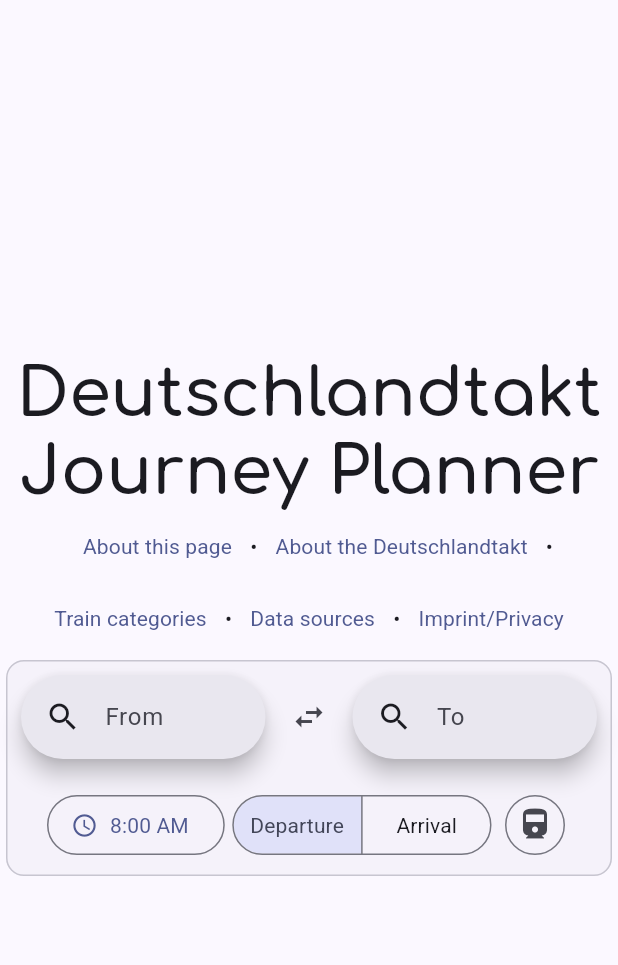
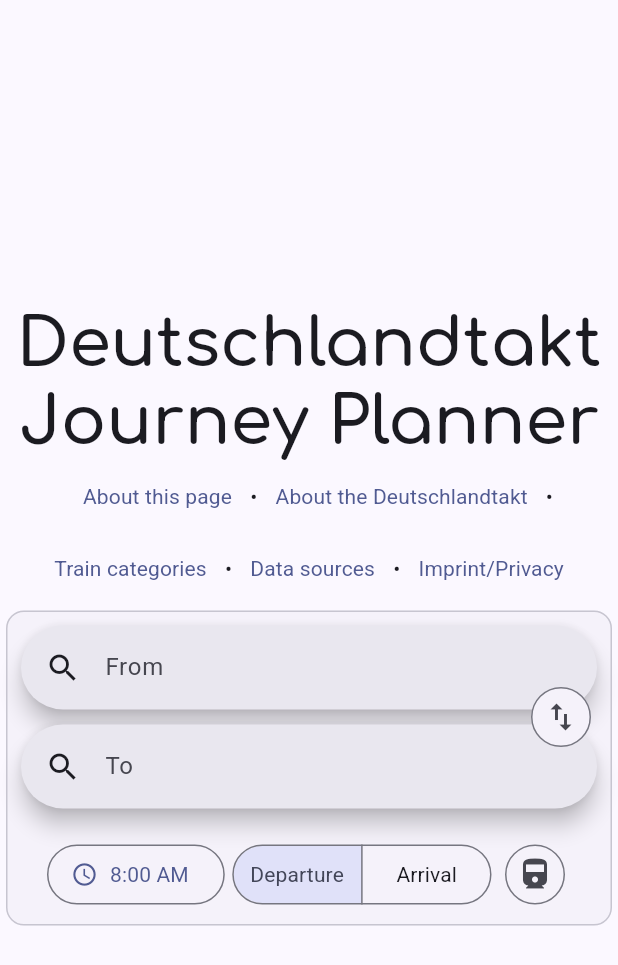
Before and after one commit to schaerfo/dtakt-fahrplan, a Flutter app: the screen it shows after launch, on a phone screen of 412 x 824 dp. Shown: the top 965 px of the screen. Run offline on Flutter 3.47's test engine with Material 3 defaults, Android fonts, the phone set to English and light mode, and no system bars; generated files the repository leaves out were written again.

Commit message:
📱 Show departure and arrival inputs in vertical layout on narrow screens

```diff
--- a/frontend/lib/widgets/location_input.dart
+++ b/frontend/lib/widgets/location_input.dart
@@ -83,8 +83,7 @@ class _LocationInputState extends State<LocationInput> {
 
   @override
   Widget build(BuildContext context) {
-    return Expanded(
-      child: SearchAnchor.bar(
+    return SearchAnchor.bar(
       barHintText: widget.label,
       searchController: _controller,
       suggestionsBuilder:
@@ -105,7 +104,6 @@ class _LocationInputState extends State<LocationInput> {
         }));
         return _lastStations;
       },
-      ),
     );
   }
 }
--- a/frontend/lib/widgets/search_parameter_input.dart
+++ b/frontend/lib/widgets/search_parameter_input.dart
@@ -31,16 +31,51 @@ class SearchParameterInput extends StatelessWidget {
           mainAxisSize: MainAxisSize.min,
           children: [
             Consumer<EndpointNotifier>(
-              builder: (context, endpoints, child) => Row(
-                mainAxisSize: MainAxisSize.min,
-                children: [
-                  LocationInput(
+              builder: (context, endpoints, child) {
+                final fromInput = LocationInput(
                   label: AppLocalizations.of(context)!.from,
                   initialValue: endpoints.from,
                   onSelected: (Station value) {
                     endpoints.setFrom(value);
                   },
+                );
+                final toInput = LocationInput(
+                  label: AppLocalizations.of(context)!.toCapitalized,
+                  initialValue: endpoints.to,
+                  onSelected: (Station value) {
+                    endpoints.setTo(value);
+                  },
+                );
+                if (useNarrowLayout(context)) {
+                  return Stack(
+                    alignment: AlignmentDirectional.centerEnd,
+                    children: [
+                      Column(
+                        children: [
+                          fromInput,
+                          SizedBox(height: 10.0),
+                          toInput,
+                        ],
                       ),
+                      IconButton.outlined(
+                        onPressed: () {
+                          endpoints.swap();
+                        },
+                        icon: Icon(Icons.swap_vert),
+                        style: ButtonStyle(
+                          backgroundColor: WidgetStateProperty.resolveWith(
+                              (states) => Theme.of(context)
+                                  .colorScheme
+                                  .surfaceContainerLow),
+                        ),
+                      ),
+                    ],
+                  );
+                }
+                return Row(
+                  mainAxisSize: MainAxisSize.min,
+                  children: [
+                    Expanded(child: fromInput),
                     Padding(
                       padding: const EdgeInsets.symmetric(horizontal: 5.0),
                       child: IconButton(
@@ -50,15 +85,10 @@ class SearchParameterInput extends StatelessWidget {
                         icon: Icon(Icons.swap_horiz),
                       ),
                     ),
-                  LocationInput(
-                    label: AppLocalizations.of(context)!.toCapitalized,
-                    initialValue: endpoints.to,
-                    onSelected: (Station value) {
-                      endpoints.setTo(value);
+                    Expanded(child: toInput),
+                  ],
+                );
               },
-                  ),
-                ],
-              ),
             ),
             SizedBox(height: 20),
             Wrap(
```
Lines whose indentation alone changed are shown as unchanged.
